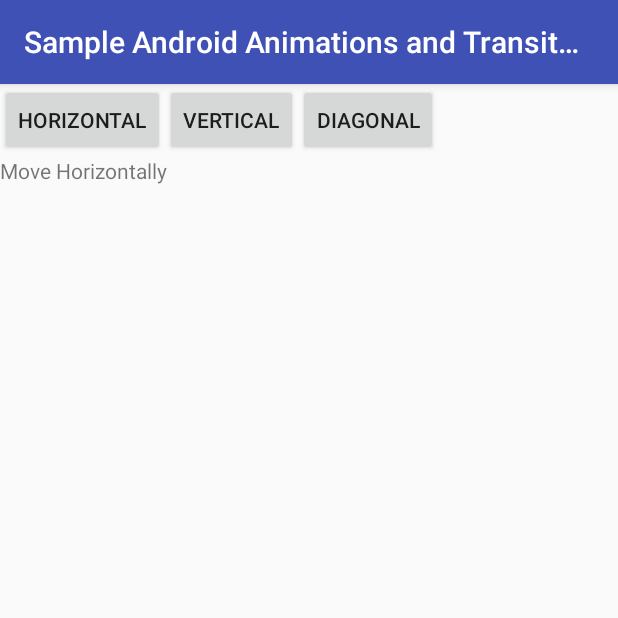
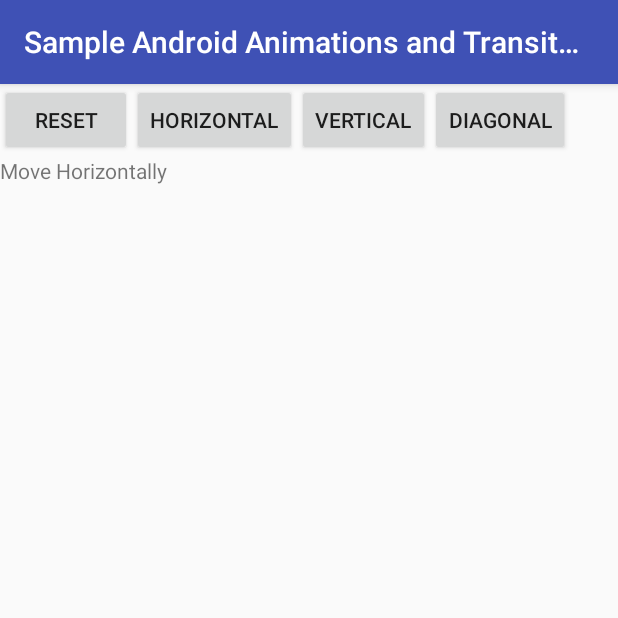
Before and after one commit to DarushDev/example-android-animations-and-transitions, an Android app: the screen it shows after launch (MainActivity), on a phone screen of 412 x 824 dp, the top half of it. Run offline under Robolectric (Android 15) with nearby library versions, the phone set to English and light mode, and no system bars.

Commit message:
Add reset button

```diff
--- a/app/src/main/res/layout/activity_main.xml
+++ b/app/src/main/res/layout/activity_main.xml
@@ -10,6 +10,12 @@
     <LinearLayout
         android:layout_width="match_parent"
         android:layout_height="wrap_content">
+
+        <Button
+            android:id="@+id/button_main_reset"
+            android:layout_width="wrap_content"
+            android:layout_height="wrap_content"
+            android:text="Reset" />
 
         <Button
             android:id="@+id/button_main_horizontal"
```
Also changed, not shown: app/src/main/java/com/example/sampleandroidanimationsandtransitions/MainActivity.java (+22 -1 lines).
